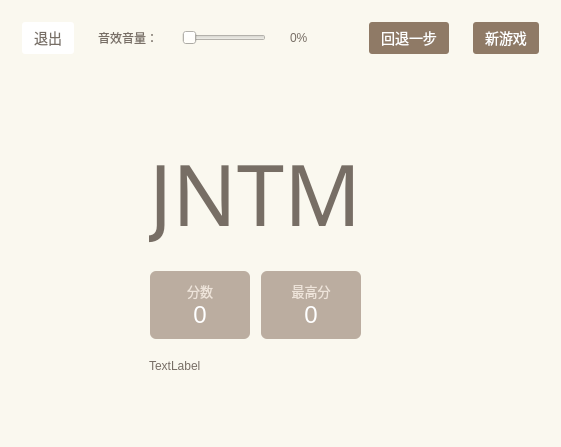
Before: the Qt Designer form mainwindow.ui in ZKLlab/cxk-2048-cpp, drawn with Qt 5.
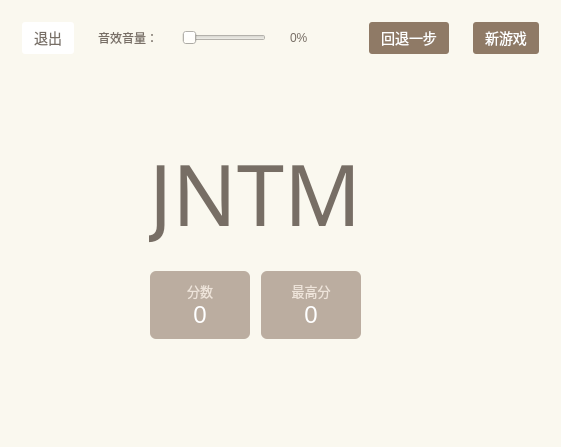
After: the same form once the commit is applied.

The edit to the form file:
```diff
--- a/mainwindow.ui
+++ b/mainwindow.ui
@@ -17,11 +17,14 @@
    <string>鸡你太美</string>
   </property>
   <property name="styleSheet">
+   <string notr="true"/>
+  </property>
+  <widget class="QWidget" name="centralWidget">
+   <property name="styleSheet">
    <string notr="true">background: #faf8ef;
 color: #776e65;
 font-family: &quot;Source Sans Pro&quot;, &quot;WenQuanYi Micro Hei&quot;, sans-serif;</string>
   </property>
-  <widget class="QWidget" name="centralWidget">
    <layout class="QVBoxLayout" name="verticalLayout">
     <property name="spacing">
      <number>-1</number>
@@ -415,16 +418,13 @@
           </layout>
          </item>
          <item>
-          <widget class="QLabel" name="label_2">
+          <widget class="QLabel" name="rankingList">
            <property name="sizePolicy">
             <sizepolicy hsizetype="Preferred" vsizetype="Expanding">
              <horstretch>0</horstretch>
              <verstretch>0</verstretch>
             </sizepolicy>
            </property>
-           <property name="text">
-            <string>TextLabel</string>
-           </property>
           </widget>
          </item>
         </layout>
```
Lines whose indentation alone changed are shown as unchanged.
